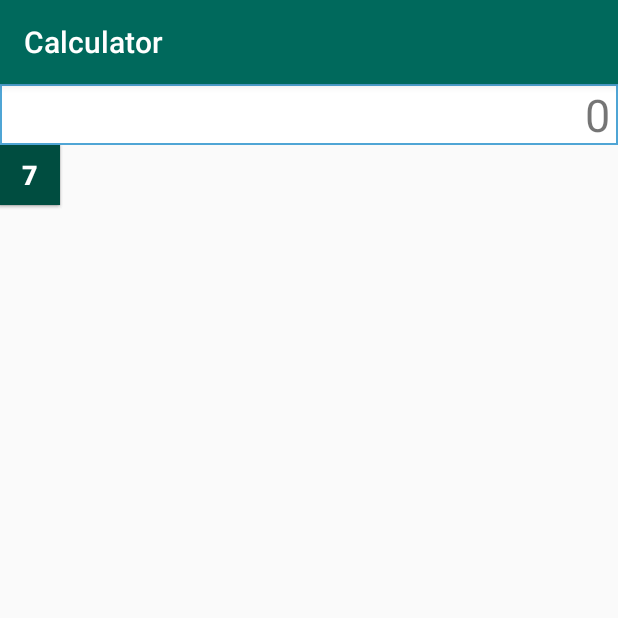
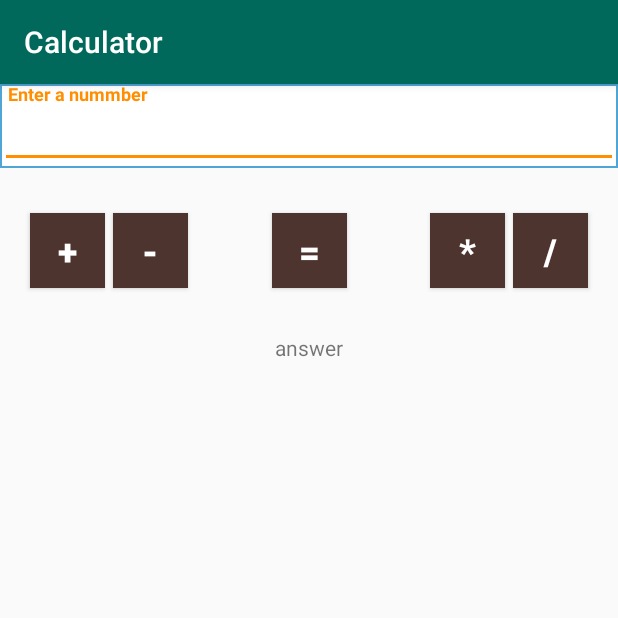
Before and after one commit to chhatrachhorm/AndroidAbsoluteBeginner, an Android app: the screen it shows after launch (MainActivity), on a phone screen of 412 x 824 dp, the top half of it. Run offline under Robolectric (Android 15) with nearby library versions, the phone set to English and light mode, and no system bars.

Commit message:
Simple Calculator

```diff
--- a/Calculator/app/build.gradle
+++ b/Calculator/app/build.gradle
@@ -26,4 +26,6 @@ dependencies {
     testImplementation 'junit:junit:4.12'
     androidTestImplementation 'com.android.support.test:runner:1.0.0'
     androidTestImplementation 'com.android.support.test.espresso:espresso-core:3.0.0'
+    implementation 'com.android.support:design:26.0.1'
+    implementation 'com.android.support:gridlayout-v7:26.0.1'
 }
--- a/Calculator/app/src/main/java/chhatrachhorm/onenterpise/calculator/MainActivity.java
+++ b/Calculator/app/src/main/java/chhatrachhorm/onenterpise/calculator/MainActivity.java
@@ -1,13 +1,112 @@
 package chhatrachhorm.onenterpise.calculator;
 
+import android.support.design.widget.TextInputEditText;
 import android.support.v7.app.AppCompatActivity;
 import android.os.Bundle;
+import android.view.View;
+import android.widget.Button;
+import android.widget.TextView;
 
 public class MainActivity extends AppCompatActivity {
+
+    private Button PlusBtn, MinusBtn, MultiBtn, DiviBtn, EqualBtn;
+    private TextInputEditText mInputOutput;
+    private boolean isInitial, isNum1;
+    private float num1, num2, ans;
+    private String operator;
+    private TextView mTextView;
 
     @Override
     protected void onCreate(Bundle savedInstanceState) {
         super.onCreate(savedInstanceState);
         setContentView(R.layout.activity_main);
+        PlusBtn = findViewById(R.id.plus);
+        MinusBtn = findViewById(R.id.minus);
+        MultiBtn = findViewById(R.id.multi);
+        DiviBtn = findViewById(R.id.division);
+        EqualBtn = findViewById(R.id.equal);
+        mInputOutput = findViewById(R.id.main_input_output);
+        mTextView = findViewById(R.id.answer);
+        isInitial = true;
+        isNum1 = false;
+        num1 = num2 = 0;
+        ans = 0;
+        operator = "default";
+        mInputOutput.setText("");
+
+        PlusBtn.setOnClickListener(new View.OnClickListener() {
+            @Override
+            public void onClick(View view) {
+                getInput();
+                operator = "plus";
+
+            }
+        });
+
+        MinusBtn.setOnClickListener(new View.OnClickListener() {
+            @Override
+            public void onClick(View view) {
+                getInput();
+                operator = "minus";
+            }
+        });
+        MultiBtn.setOnClickListener(new View.OnClickListener() {
+            @Override
+            public void onClick(View view) {
+                getInput();
+                operator = "multiply";
+            }
+        });
+        DiviBtn.setOnClickListener(new View.OnClickListener() {
+            @Override
+            public void onClick(View view) {
+                getInput();
+                operator = "division";
+
+            }
+        });
+        EqualBtn.setOnClickListener(new View.OnClickListener() {
+            @Override
+            public void onClick(View view) {
+                getInput();
+                if(isNum1)
+                switch (operator){
+                    case "plus":
+                        ans = num1 + num2;
+                        break;
+                    case "minus":
+                        ans = num1 - num2;
+                        break;
+                    case "multiply":
+                        ans = num1 * num2;
+                        break;
+                    case "division":
+                        if(Float.compare(num2, 0) != 0)
+                            ans = num1 / num2;
+                        else ans = 0;
+                        break;
+                }
+                mTextView.setText("The ans: " +ans);
+                operator = "default";
+                isNum1 = false;
+                ans = 0;
+                num1 = num2 = ans = 0;
+            }
+        });
+
+    }
+    private void getInput(){
+        if(!mInputOutput.getEditableText().toString().isEmpty()){
+            if(isInitial){
+                num1 = Float.parseFloat(mInputOutput.getEditableText().toString());
+                mInputOutput.setText("");
+                isInitial = false;
+                isNum1 = true;
+            }else{
+                num2 = Float.parseFloat(mInputOutput.getEditableText().toString());
+                mInputOutput.setText("");
+                isInitial = true;
+            }
+        }
     }
 }
--- a/Calculator/app/src/main/res/layout/activity_main.xml
+++ b/Calculator/app/src/main/res/layout/activity_main.xml
@@ -6,68 +6,113 @@
     android:layout_height="match_parent"
     tools:context="chhatrachhorm.onenterpise.calculator.MainActivity">
 
-    <TextView
-        android:id="@+id/main_in_out_view"
+    <android.support.design.widget.TextInputLayout
+        android:id="@+id/textInputLayout"
         android:layout_width="0dp"
         android:layout_height="wrap_content"
-        android:layout_marginEnd="0dp"
-        android:layout_marginStart="0dp"
         android:layout_marginTop="0dp"
         android:background="@drawable/border"
-        android:paddingEnd="5dp"
-        android:paddingLeft="5dp"
-        android:paddingRight="5dp"
-        android:paddingStart="5dp"
-        android:text="0"
-        android:textAlignment="textEnd"
-        android:textSize="30sp"
         app:layout_constraintEnd_toEndOf="parent"
         app:layout_constraintStart_toStartOf="parent"
-        app:layout_constraintTop_toTopOf="parent" />
+        app:layout_constraintTop_toTopOf="parent">
 
-    <android.support.constraint.ConstraintLayout
-        android:layout_width="0dp"
-        android:layout_height="0dp"
-        app:layout_constraintBottom_toBottomOf="parent"
+        <android.support.design.widget.TextInputEditText
+            android:id="@+id/main_input_output"
+            android:layout_width="match_parent"
+            android:layout_height="wrap_content"
+            android:hint="Enter a nummber"
+            android:inputType="numberSigned|numberDecimal"
+            android:paddingLeft="5dp"
+            android:paddingRight="5dp"
+            android:textAlignment="viewEnd"
+            android:textStyle="bold" />
+    </android.support.design.widget.TextInputLayout>
+
+    <Button
+        android:id="@+id/plus"
+        android:layout_width="50dp"
+        android:layout_height="50dp"
+        android:layout_marginStart="20dp"
+        android:layout_marginTop="30dp"
+        android:background="@color/colorBrownDark3"
+        android:text="+"
+        android:textColor="@android:color/white"
+        android:textSize="24sp"
+        android:textStyle="bold"
+        app:layout_constraintStart_toStartOf="parent"
+        app:layout_constraintTop_toBottomOf="@+id/textInputLayout" />
+
+    <Button
+        android:id="@+id/minus"
+        android:layout_width="50dp"
+        android:layout_height="50dp"
+        android:layout_marginStart="5dp"
+        android:layout_marginTop="0dp"
+        android:background="@color/colorBrownDark3"
+        android:text="-"
+        android:textColor="@android:color/white"
+        android:textSize="24sp"
+        android:textStyle="bold"
+        app:layout_constraintStart_toEndOf="@+id/plus"
+        app:layout_constraintTop_toTopOf="@+id/plus" />
+
+
+    <Button
+        android:id="@+id/multi"
+        android:layout_width="50dp"
+        android:layout_height="50dp"
+        android:layout_marginEnd="5dp"
+        android:layout_marginTop="0dp"
+        android:background="@color/colorBrownDark3"
+        android:text="*"
+        android:textColor="@android:color/white"
+        android:textSize="24sp"
+        android:textStyle="bold"
+        app:layout_constraintEnd_toStartOf="@+id/division"
+        app:layout_constraintTop_toTopOf="@+id/division" />
+
+
+    <Button
+        android:id="@+id/division"
+        android:layout_width="50dp"
+        android:layout_height="50dp"
+        android:layout_marginEnd="20dp"
+        android:layout_marginTop="30dp"
+        android:background="@color/colorBrownDark3"
+        android:text="/"
+        android:textColor="@android:color/white"
+        android:textSize="24sp"
+        android:textStyle="bold"
+        app:layout_constraintEnd_toEndOf="parent"
+        app:layout_constraintTop_toBottomOf="@+id/textInputLayout" />
+
+    <Button
+        android:id="@+id/equal"
+        android:layout_width="50dp"
+        android:layout_height="50dp"
+        android:layout_marginEnd="8dp"
+        android:layout_marginStart="8dp"
+        android:layout_marginTop="30dp"
+        android:background="@color/colorBrownDark3"
+        android:text="="
+        android:textColor="@android:color/white"
+        android:textSize="24sp"
+        android:textStyle="bold"
+        app:layout_constraintEnd_toStartOf="@+id/multi"
+        app:layout_constraintStart_toEndOf="@+id/minus"
+        app:layout_constraintTop_toBottomOf="@+id/textInputLayout" />
+
+    <TextView
+        android:id="@+id/answer"
+        android:layout_width="wrap_content"
+        android:layout_height="wrap_content"
+        android:layout_marginEnd="20dp"
+        android:layout_marginStart="20dp"
+        android:layout_marginTop="30dp"
+        android:text="answer"
         app:layout_constraintEnd_toEndOf="parent"
         app:layout_constraintStart_toStartOf="parent"
-        app:layout_constraintTop_toBottomOf="@+id/main_in_out_view"
-        app:layout_constraintHorizontal_bias="1.0"
-        app:layout_constraintVertical_bias="1.0">
+        app:layout_constraintTop_toBottomOf="@+id/equal" />
 
-        <Button
-            android:id="@+id/button7"
-            android:layout_width="40dp"
-            android:layout_height="40dp"
-            android:background="@color/colorPrimaryDark"
-            android:text="7"
-            android:textColor="@android:color/white"
-            android:textSize="18sp"
-            android:textStyle="bold"
-            tools:layout_editor_absoluteX="77dp"
-            tools:layout_editor_absoluteY="215dp" />
-        <Button
-            android:id="@+id/button"
-            android:layout_width="40dp"
-            android:layout_height="40dp"
-            android:background="@color/colorPrimaryDark"
-            android:text="8"
-            android:textColor="@android:color/white"
-            android:textSize="18sp"
-            android:textStyle="bold"
-            tools:layout_editor_absoluteX="27dp"
-            tools:layout_editor_absoluteY="211dp" />
-        <Button
-            android:id="@+id/button5"
-            android:layout_width="40dp"
-            android:layout_height="40dp"
-            android:background="@color/colorPrimaryDark"
-            android:text="7"
-            android:textColor="@android:color/white"
-            android:textSize="18sp"
-            android:textStyle="bold"
-            tools:layout_editor_absoluteX="27dp"
-            tools:layout_editor_absoluteY="211dp" />
-    </android.support.constraint.ConstraintLayout>
 
 </android.support.constraint.ConstraintLayout>
--- a/Calculator/app/src/main/res/layout/btn_sample.xml
+++ /dev/null
@@ -1,5 +0,0 @@
-<?xml version="1.0" encoding="utf-8"?>
-<Button xmlns:android="http://schemas.android.com/apk/res/android"
-    android:layout_width="match_parent" android:layout_height="match_parent">
-
-</Button>
--- a/Calculator/app/src/main/res/values/strings.xml
+++ b/Calculator/app/src/main/res/values/strings.xml
@@ -1,3 +1,4 @@
 <resources>
     <string name="app_name">Calculator</string>
+    <string name="s">s</string>
 </resources>
```
